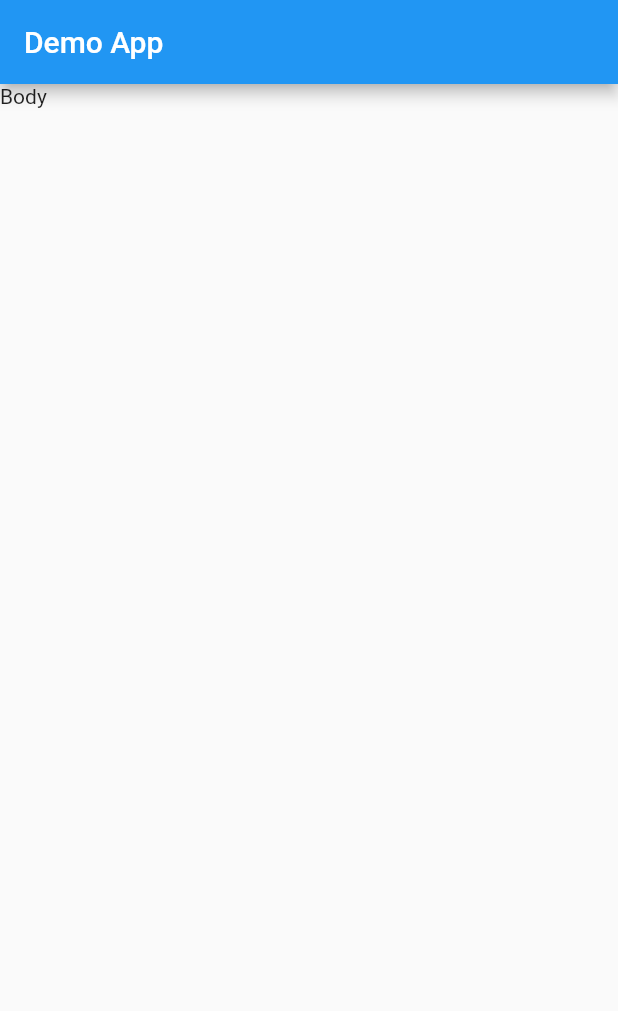
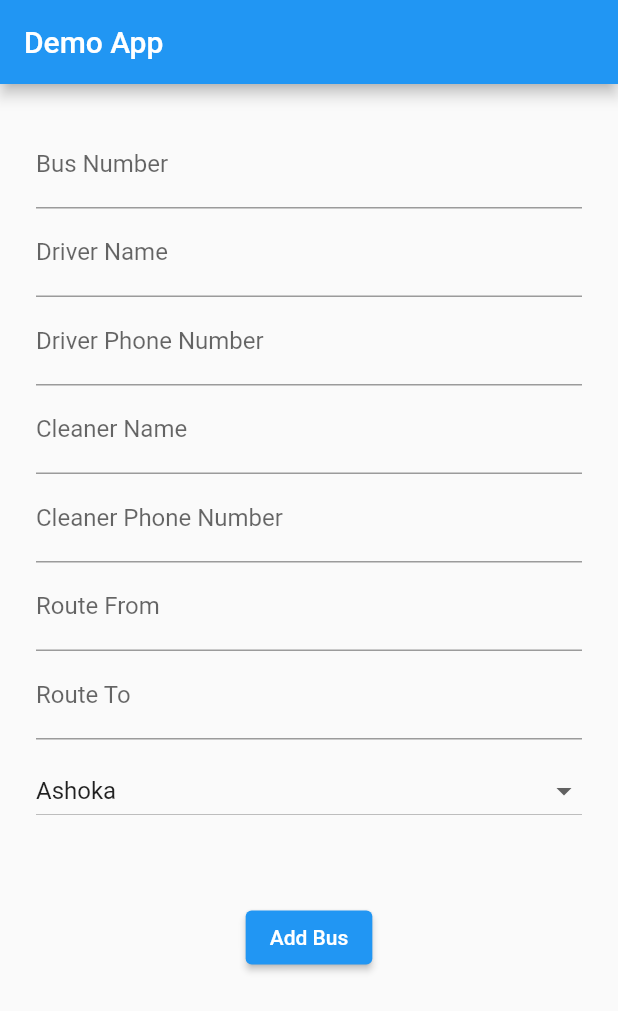
Before and after one commit to prathamesh22davande/bus_management, a Flutter app: the screen it shows after launch, on a phone screen of 412 x 824 dp. Shown: the top 1011 px of the screen. Run offline on Flutter 3.47's test engine with Material 2 defaults, Android fonts, the phone set to English and light mode, and no system bars.

Commit message:
added screen to add bus information

```diff
--- a/lib/main.dart
+++ b/lib/main.dart
@@ -2,6 +2,7 @@ import 'package:flutter/cupertino.dart';
 import 'package:flutter/src/widgets/container.dart';
 import 'package:flutter/src/widgets/framework.dart';
 import 'package:flutter/material.dart';
+import './screens/add_bus_information.screen.dart';
 
 void main() {
   runApp(MyWidget());
@@ -18,7 +19,7 @@ class MyWidget extends StatelessWidget {
           appBar: AppBar(
             title: Text('Demo App'),
           ),
-          body: Text('Body'),
+          body: AddBusInformation(),
         ));
   }
 }
--- /dev/null
+++ b/lib/screens/add_bus_information.screen.dart
@@ -0,0 +1,207 @@
+import 'package:flutter/material.dart';
+
+class AddBusInformation extends StatefulWidget {
+  const AddBusInformation({super.key});
+
+  @override
+  State<AddBusInformation> createState() => _AddBusInformationState();
+}
+
+class _AddBusInformationState extends State<AddBusInformation> {
+  late String _busNumber;
+  late String _driverName;
+  late String _driverNumber;
+  late String _cleanerName;
+  late String _cleanerNumber;
+  late String _routeFrom;
+  late String _routeTo;
+
+  List<String> travellers = ['Ashoka', 'Konduskar', 'Balaji'];
+  late String _selectedTraveller = travellers[0];
+
+  final GlobalKey<FormState> addBusInfoKey = GlobalKey<FormState>();
+
+  Widget _buildBusNumber() {
+    return TextFormField(
+      decoration: InputDecoration(labelText: 'Bus Number'),
+      validator: (String? value) {
+        if (value!.isEmpty) {
+          return 'Name is Required';
+        }
+      },
+      keyboardType: TextInputType.text,
+      onSaved: (String? value) {
+        _busNumber = value.toString();
+      },
+    );
+  }
+
+  Widget _buildDriverName() {
+    return TextFormField(
+      decoration: InputDecoration(labelText: 'Driver Name'),
+      validator: (String? value) {
+        if (value!.isEmpty) {
+          return ' Driver Name is Required';
+        }
+      },
+      keyboardType: TextInputType.name,
+      onSaved: (String? value) {
+        _driverName = value.toString();
+      },
+    );
+  }
+
+  Widget _buildDriverNumber() {
+    return TextFormField(
+      decoration: InputDecoration(labelText: 'Driver Phone Number'),
+      validator: (String? value) {
+        if (value!.isEmpty) {
+          return 'Driver Phone Number is Required';
+        }
+        if (!RegExp(r'^(?:[+0]9)?[0-9]{10}$').hasMatch(value)) {
+          return 'Please enter valid phone number';
+        }
+      },
+      keyboardType: TextInputType.phone,
+      onSaved: (String? value) {
+        _driverNumber = value.toString();
+      },
+    );
+  }
+
+  Widget _buildCleanerName() {
+    return TextFormField(
+      decoration: InputDecoration(labelText: 'Cleaner Name'),
+      validator: (String? value) {
+        if (value!.isEmpty) {
+          return ' Cleaner Name is Required';
+        }
+      },
+      keyboardType: TextInputType.name,
+      onSaved: (String? value) {
+        _cleanerName = value.toString();
+      },
+    );
+  }
+
+  Widget _buildCleanerNumber() {
+    return TextFormField(
+      decoration: InputDecoration(labelText: 'Cleaner Phone Number'),
+      validator: (String? value) {
+        if (value!.isEmpty) {
+          return 'Cleaner Phone Number is Required';
+        }
+        if (!RegExp(r'^(?:[+0]9)?[0-9]{10}$').hasMatch(value)) {
+          return 'Please enter valid phone number';
+        }
+      },
+      keyboardType: TextInputType.phone,
+      onSaved: (String? value) {
+        _cleanerNumber = value.toString();
+      },
+    );
+  }
+
+  Widget _buildRouteFrom() {
+    return TextFormField(
+      decoration: InputDecoration(labelText: 'Route From'),
+      validator: (String? value) {
+        if (value!.isEmpty) {
+          return 'Route From is Required';
+        }
+      },
+      keyboardType: TextInputType.text,
+      onSaved: (String? value) {
+        _routeFrom = value.toString();
+      },
+    );
+  }
+
+  Widget _buildRouteTo() {
+    return TextFormField(
+      decoration: InputDecoration(labelText: 'Route To'),
+      validator: (String? value) {
+        if (value!.isEmpty) {
+          return 'Route To is Required';
+        }
+      },
+      keyboardType: TextInputType.text,
+      onSaved: (String? value) {
+        _routeTo = value.toString();
+      },
+    );
+  }
+
+  List<DropdownMenuItem<String>> getDropDownMenuItems() {
+    return travellers.map((traveller) {
+      return DropdownMenuItem(
+        child: Text(traveller),
+        value: traveller,
+      );
+    }).toList();
+  }
+
+  Widget _buildTraveller() {
+    return DropdownButton(
+        value: _selectedTraveller,
+        items: getDropDownMenuItems(),
+        isExpanded: true,
+        onChanged: (String? value) {
+          setState(() {
+            _selectedTraveller = value.toString();
+          });
+        });
+  }
+
+  _addBusInformation() {
+    if (!addBusInfoKey.currentState!.validate()) {
+      return;
+    }
+    addBusInfoKey.currentState!.save();
+
+    print(_busNumber);
+    print(_driverName);
+    print(_driverNumber);
+    print(_cleanerName);
+    print(_routeFrom);
+    print(_routeTo);
+    print(_selectedTraveller);
+  }
+
+  @override
+  Widget build(BuildContext context) {
+    return Scaffold(
+      body: Container(
+        margin: EdgeInsets.all(24),
+        child: Form(
+          key: addBusInfoKey,
+          child: SizedBox(
+            height: MediaQuery.of(context).size.height,
+            child: SingleChildScrollView(
+              child: Column(
+                  mainAxisAlignment: MainAxisAlignment.center,
+                  children: <Widget>[
+                    _buildBusNumber(),
+                    _buildDriverName(),
+                    _buildDriverNumber(),
+                    _buildCleanerName(),
+                    _buildCleanerNumber(),
+                    _buildRouteFrom(),
+                    _buildRouteTo(),
+                    SizedBox(
+                      height: 10,
+                    ),
+                    _buildTraveller(),
+                    SizedBox(
+                      height: 50,
+                    ),
+                    ElevatedButton(
+                        onPressed: _addBusInformation, child: Text('Add Bus'))
+                  ]),
+            ),
+          ),
+        ),
+      ),
+    );
+  }
+}
--- a/pubspec.yaml
+++ b/pubspec.yaml
@@ -46,7 +46,7 @@ dev_dependencies:
   # activated in the `analysis_options.yaml` file located at the root of your
   # package. See that file for information about deactivating specific lint
   # rules and activating additional ones.
-  flutter_lints: ^2.0.0
+  # flutter_lints: ^2.0.0
 
 # For information on the generic Dart part of this file, see the
 # following page: https://dart.dev/tools/pub/pubspec
```
Also changed, not shown: pubspec.lock, 1 other file.
